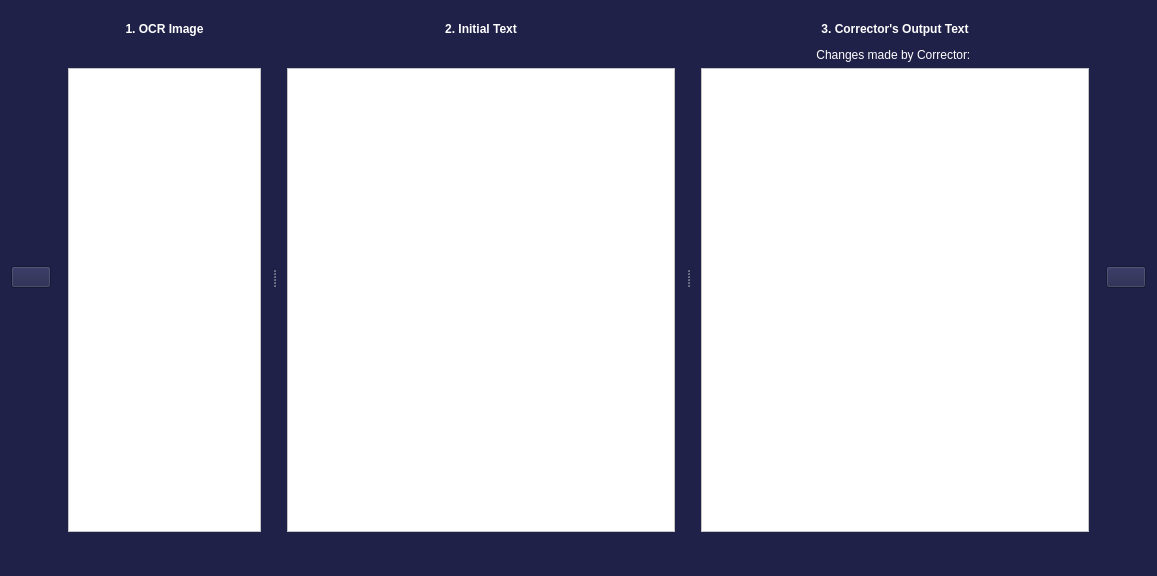
Old version of the form FrameWorkCode/interndiffview.ui in the repository UDAAN-LEAP/leap-pe-tool.
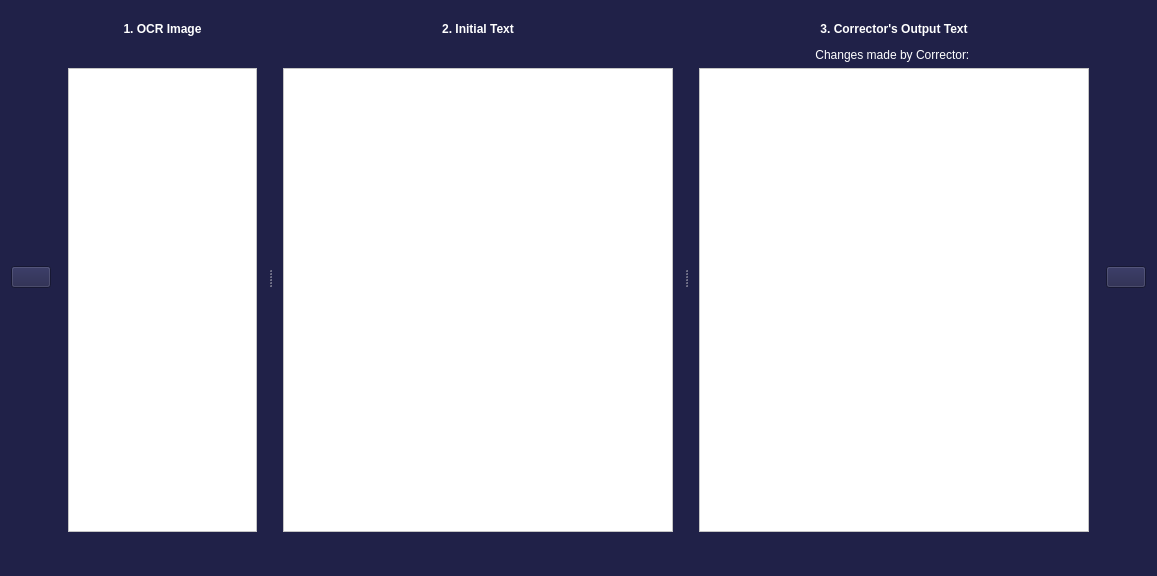
New version of the form. Icons and pictures are not drawn.

Patch:
```diff
--- a/FrameWorkCode/interndiffview.ui
+++ b/FrameWorkCode/interndiffview.ui
@@ -31,6 +31,55 @@
     </item>
     <item>
      <widget class="QSplitter" name="splitter">
+      <property name="styleSheet">
+       <string notr="true">QScrollBar:vertical { 
+                                                border: none;
+                                                background: white;
+                                                width: 9.81px;
+                                            }
+QScrollBar::handle:vertical { 
+                                                background-color:  rgba(1, 22, 51, 0.5);
+                                                min-height: 273.41px;
+														border: 0px solid red; 
+														border-radius:4.905px;
+														
+                                            }
+QScrollBar::add-line:vertical {       
+                            height: 0px;
+                            subcontrol-position: bottom; 
+                            subcontrol-origin: margin; 
+								
+                        } 
+QScrollBar::sub-line:vertical { 
+                            height: 0 px; 
+                            subcontrol-position: top; 
+                            subcontrol-origin: margin; 
+                        }
+
+QScrollBar:horizontal { 
+                                                border: none;
+                                                background: white;
+                                             		
+                                            }
+QScrollBar::handle:horizontal { 
+                                                background-color:  rgba(1, 22, 51, 0.5);
+														border: 0px solid red; 
+														border-radius:4.905px;
+                                            }
+QScrollBar::add-line:horizontal {       
+                            height: 0px;
+                            subcontrol-position: bottom; 
+                            subcontrol-origin: margin; 
+								
+                        } 
+QScrollBar::sub-line:horizontal { 
+                            height: 0 px; 
+                            subcontrol-position: top; 
+                            subcontrol-origin: margin; 
+                        }
+
+</string>
+      </property>
       <property name="orientation">
        <enum>Qt::Horizontal</enum>
       </property>
```
